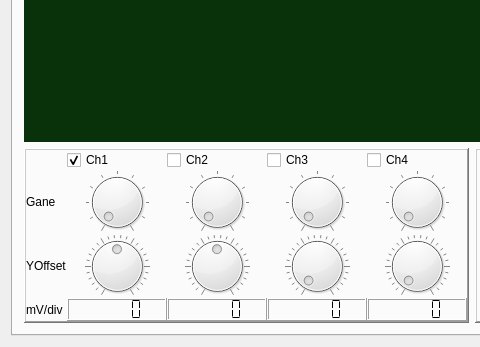
Qt form K-Scope/Host/dialog.ui (KonstantinChizhov/AvrProjects) before a commit; both pictures show x 0 to 480 and y 377 to 724 of the 912 by 724 pixel window.
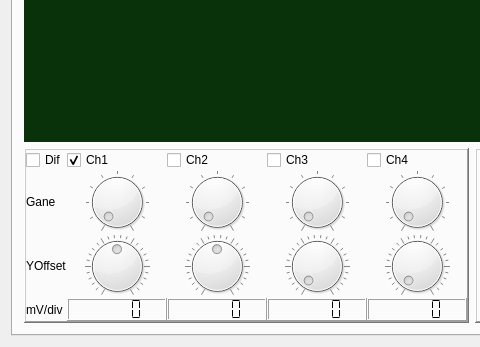
The same form after that commit. Custom widgets are drawn as their Qt base class.

Diff of the .ui file:
```diff
--- a/K-Scope/Host/dialog.ui
+++ b/K-Scope/Host/dialog.ui
@@ -308,6 +308,13 @@
               </property>
              </widget>
             </item>
+            <item row="0" column="0">
+             <widget class="QCheckBox" name="Dif">
+              <property name="text">
+               <string>Dif</string>
+              </property>
+             </widget>
+            </item>
            </layout>
           </widget>
          </item>
```
